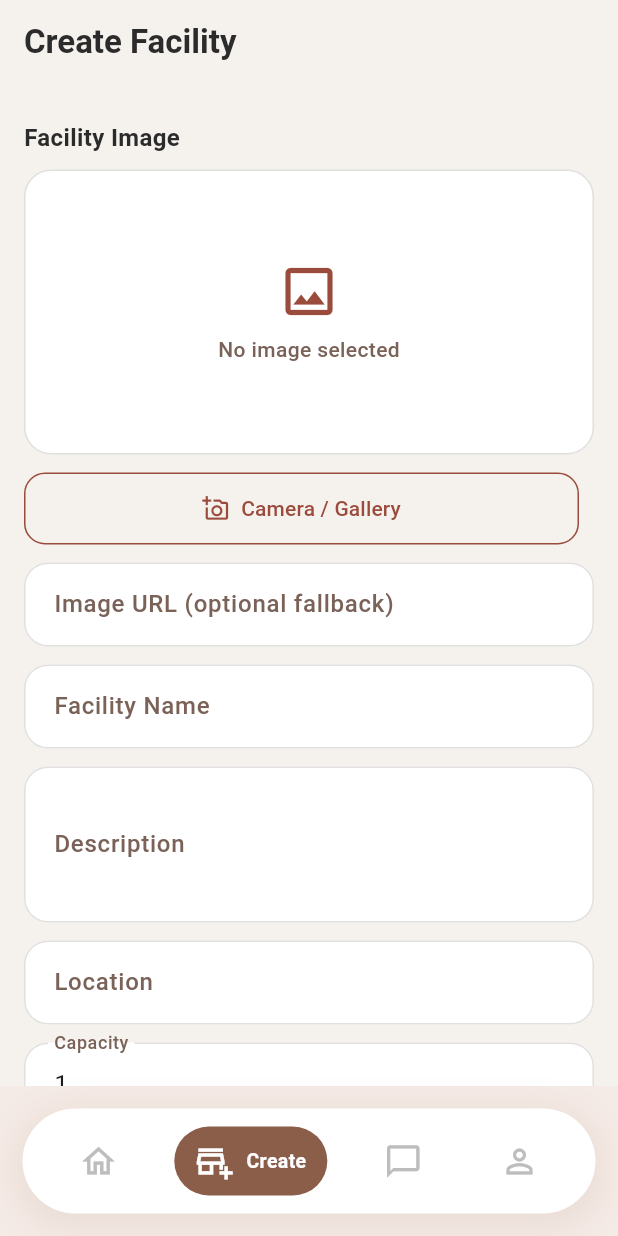
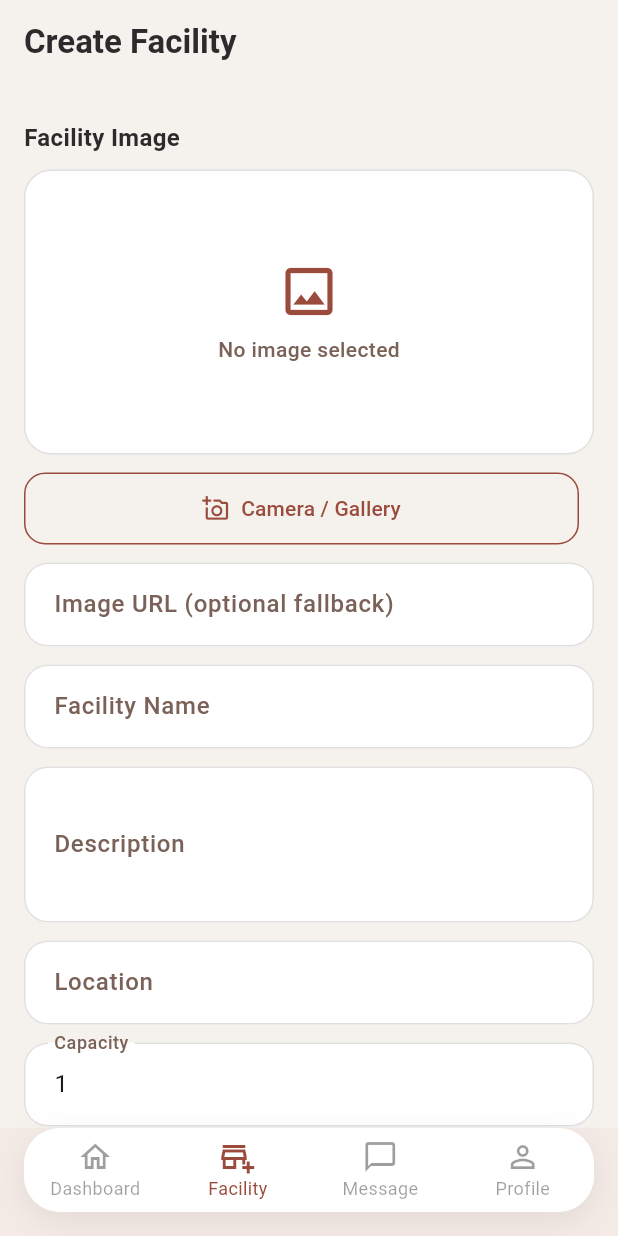
Before and after one commit to Jiazheng23/JiranMu-CommunityApp, a Flutter app: the AdminDashboard screen opened directly with empty values, item 2 of the bottom bar chosen, on a phone screen of 412 x 824 dp. Run offline on Flutter 3.47's test engine with Material 3 defaults, Android fonts, the phone set to English and light mode, and no system bars; our stand-ins replace geolocator, google_maps_flutter, image_picker, qr_flutter, shared_preferences, supabase_flutter and 2 more; missing offline and left inert: mobile_scanner; accounts and stored records are empty; network calls fail.

Commit message:
update admin dashboard bottom navigation style

```diff
--- a/lib/admin/dashboard/admin_dashboard.dart
+++ b/lib/admin/dashboard/admin_dashboard.dart
@@ -26,13 +26,13 @@ class _AdminDashboardState extends State<AdminDashboard> {
   int selectedIndex = 0;
   bool _sessionReady = false;
 
-  // GlobalKey so we can call refresh() on the chat screen when switching to it
   final GlobalKey<CommunityChatsListScreenState> _chatKey =
   GlobalKey<CommunityChatsListScreenState>();
 
   final ImagePicker _picker = ImagePicker();
   final supabase = Supabase.instance.client;
 
+  // navItems kept for FAB label reference only — nav is now BottomNavigationBar
   final List<Map<String, dynamic>> navItems = [
     {'icon': Icons.home_outlined, 'label': 'Dashboard'},
     {'icon': Icons.add_business_outlined, 'label': 'Create'},
@@ -51,7 +51,6 @@ class _AdminDashboardState extends State<AdminDashboard> {
     if (mounted) setState(() => _sessionReady = true);
   }
 
-  // IndexedStack keeps each page alive so tabs preserve scroll position
   List<Widget> get pages => [
     const DashboardPage(),
     const CreateFacilityPage(),
@@ -60,7 +59,6 @@ class _AdminDashboardState extends State<AdminDashboard> {
   ];
 
   void _onNavTap(int index) {
-    // Refresh chat list whenever the user switches to the message tab
     if (index == 2 && selectedIndex != 2) {
       _chatKey.currentState?.refresh();
     }
@@ -336,10 +334,9 @@ class _AdminDashboardState extends State<AdminDashboard> {
           onPressed: () => showCreateAnnouncementSheet(context),
           backgroundColor: primaryColor,
           shape: RoundedRectangleBorder(
-              borderRadius: BorderRadius.circular(18)),
+              borderRadius: BorderRadius.circular(40)),
           elevation: 4,
-          child:
-          const Icon(Icons.add, size: 30, color: Colors.white),
+          child: const Icon(Icons.add, size: 30, color: Colors.white),
         ),
       )
           : selectedIndex == 2
@@ -350,89 +347,56 @@ class _AdminDashboardState extends State<AdminDashboard> {
           onPressed: () => Navigator.push(
             context,
             MaterialPageRoute(
-                builder: (_) =>
-                const AdminCreateChatScreen()),
+                builder: (_) => const AdminCreateChatScreen()),
           ),
           backgroundColor: primaryColor,
           shape: RoundedRectangleBorder(
               borderRadius: BorderRadius.circular(60)),
           elevation: 4,
-          child: const Icon(Icons.add,
-              size: 30, color: Colors.white),
+          child: const Icon(Icons.add, size: 30, color: Colors.white),
         ),
       )
           : null,
-      floatingActionButtonLocation: FloatingActionButtonLocation.endFloat,
 
-      bottomNavigationBar: SafeArea(
-        child: Padding(
-          padding: const EdgeInsets.all(15),
-          child: Container(
-            height: 70,
+
+      bottomNavigationBar: Container(
+        margin: const EdgeInsets.fromLTRB(16, 0, 16, 16),
         decoration: BoxDecoration(
           color: Colors.white,
-              borderRadius: BorderRadius.circular(35),
+          borderRadius: BorderRadius.circular(24),
           boxShadow: [
             BoxShadow(
-                  color: const Color(0xFF8B5E4A).withOpacity(0.1),
-                  blurRadius: 20,
-                  spreadRadius: 5,
-                  offset: const Offset(0, 5),
+              color: Colors.black.withOpacity(0.08),
+              blurRadius: 18,
+              offset: const Offset(0, 6),
             ),
           ],
         ),
-            child: Row(
-              mainAxisAlignment: MainAxisAlignment.spaceEvenly,
-              children: List.generate(
-                navItems.length,
-                    (index) => _buildNavItem(
-                  navItems[index]['icon'],
-                  navItems[index]['label'],
-                  index,
-                ),
-              ),
-            ),
+        child: ClipRRect(
+          borderRadius: BorderRadius.circular(24),
+          child: BottomNavigationBar(
+            currentIndex: selectedIndex,
+            onTap: _onNavTap,
+            type: BottomNavigationBarType.fixed,
+            backgroundColor: Colors.white,
+            selectedItemColor: primaryColor,
+            unselectedItemColor: Colors.black38,
+            selectedFontSize: 12,
+            unselectedFontSize: 12,
+            elevation: 0,
+            items: const [
+              BottomNavigationBarItem(
+                  icon: Icon(Icons.home_outlined), label: 'Dashboard'),
+              BottomNavigationBarItem(
+                  icon: Icon(Icons.add_business_outlined), label: 'Facility'),
+              BottomNavigationBarItem(
+                  icon: Icon(Icons.chat_bubble_outline), label: 'Message'),
+              BottomNavigationBarItem(
+                  icon: Icon(Icons.person_outline), label: 'Profile'),
+            ],
           ),
         ),
       ),
     );
   }
-
-  Widget _buildNavItem(IconData icon, String label, int index) {
-    final isSelected = selectedIndex == index;
-    return GestureDetector(
-      onTap: () => _onNavTap(index),
-      child: AnimatedContainer(
-        duration: const Duration(milliseconds: 300),
-        curve: Curves.easeOutCubic,
-        padding:
-        const EdgeInsets.symmetric(horizontal: 14, vertical: 10),
-        decoration: BoxDecoration(
-          color: isSelected
-              ? const Color(0xFF8B5E4A)
-              : Colors.transparent,
-          borderRadius: BorderRadius.circular(25),
-        ),
-        child: Row(
-          mainAxisSize: MainAxisSize.min,
-          children: [
-            Icon(icon,
-                color: isSelected
-                    ? Colors.white
-                    : Colors.grey.shade400,
-                size: 26),
-            if (isSelected)
-              Padding(
-                padding: const EdgeInsets.only(left: 8.0),
-                child: Text(label,
-                    style: const TextStyle(
-                        color: Colors.white,
-                        fontWeight: FontWeight.bold,
-                        fontSize: 13)),
-              ),
-          ],
-        ),
-      ),
-    );
 }
-}
```
Lines whose indentation alone changed are shown as unchanged.
